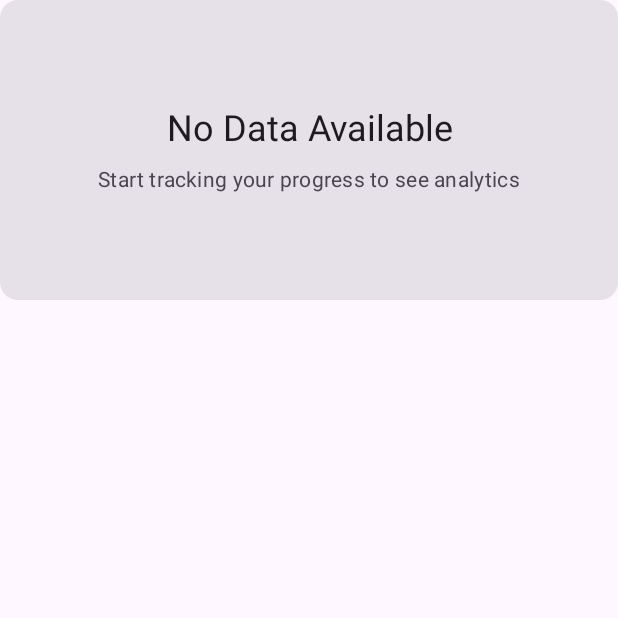
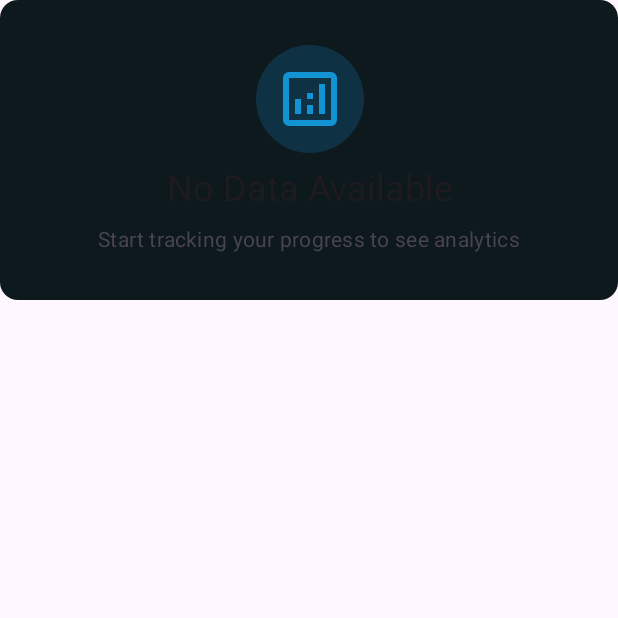
Before and after one commit to notsatria/stop-pmo, an Android app built with Jetpack Compose: the composable EmptyStateMessage shown on its own in the app's theme, on a phone screen of 412 x 824 dp, the top half of it. Run offline under Robolectric (Android 15) with nearby library versions, the phone set to English and light mode, and no system bars; our stand-ins replace Timber; libraries missing offline, so code that uses them is left out: ir.ehsannarmani.compose_charts; 3 statements that could not run were skipped.

Commit message:
feat: Add icon and enhance empty state message in Analytics screen

```diff
--- a/app/src/main/java/dev/notsatria/stop_pmo/ui/screen/analytics/AnalyticsScreen.kt
+++ b/app/src/main/java/dev/notsatria/stop_pmo/ui/screen/analytics/AnalyticsScreen.kt
@@ -3,6 +3,8 @@ package dev.notsatria.stop_pmo.ui.screen.analytics
 import androidx.compose.animation.core.EaseInOutCubic
 import androidx.compose.animation.core.tween
 import androidx.compose.foundation.BorderStroke
+import androidx.compose.foundation.Image
+import androidx.compose.foundation.background
 import androidx.compose.foundation.layout.Arrangement
 import androidx.compose.foundation.layout.Box
 import androidx.compose.foundation.layout.Column
@@ -11,10 +13,13 @@ import androidx.compose.foundation.layout.fillMaxSize
 import androidx.compose.foundation.layout.fillMaxWidth
 import androidx.compose.foundation.layout.height
 import androidx.compose.foundation.layout.padding
+import androidx.compose.foundation.layout.size
+import androidx.compose.foundation.shape.CircleShape
 import androidx.compose.material3.Card
 import androidx.compose.material3.CardDefaults
 import androidx.compose.material3.CircularProgressIndicator
 import androidx.compose.material3.ExperimentalMaterial3Api
+import androidx.compose.material3.Icon
 import androidx.compose.material3.MaterialTheme
 import androidx.compose.material3.Scaffold
 import androidx.compose.material3.Text
@@ -24,11 +29,14 @@ import androidx.compose.runtime.getValue
 import androidx.compose.runtime.remember
 import androidx.compose.ui.Alignment
 import androidx.compose.ui.Modifier
+import androidx.compose.ui.draw.clip
 import androidx.compose.ui.graphics.Color
 import androidx.compose.ui.graphics.SolidColor
+import androidx.compose.ui.res.painterResource
 import androidx.compose.ui.text.font.FontWeight
 import androidx.compose.ui.tooling.preview.Preview
 import androidx.compose.ui.unit.dp
+import dev.notsatria.stop_pmo.R
 import dev.notsatria.stop_pmo.ui.components.CenterTopBar
 import dev.notsatria.stop_pmo.ui.theme.CustomTheme
 import dev.notsatria.stop_pmo.ui.theme.LocalTheme
@@ -107,10 +115,14 @@ private fun LoadingIndicator() {
 
 @Composable
 private fun EmptyStateMessage() {
+    val theme = LocalTheme.current
     Card(
         modifier = Modifier
             .fillMaxWidth()
-            .height(200.dp)
+            .height(200.dp),
+        colors = CardDefaults.cardColors(
+            containerColor = theme.cardContainer,
+        )
     ) {
         Box(
             modifier = Modifier.fillMaxSize(),
@@ -120,6 +132,21 @@ private fun EmptyStateMessage() {
                 horizontalAlignment = Alignment.CenterHorizontally,
                 verticalArrangement = Arrangement.spacedBy(8.dp)
             ) {
+                Box(
+                    Modifier
+                        .size(72.dp)
+                        .clip(CircleShape)
+                        .background(color = theme.buttonPrimary.copy(alpha = 0.2f))
+                ) {
+                    Icon(
+                        painterResource(R.drawable.ic_analytics_outline),
+                        null,
+                        modifier = Modifier
+                            .size(48.dp)
+                            .align(Alignment.Center),
+                        tint = theme.buttonPrimary
+                    )
+                }
                 Text(
                     text = "No Data Available",
                     style = MaterialTheme.typography.headlineSmall
@@ -261,8 +288,6 @@ private fun StreakSummaryCard(streakData: List<StreakData>) {
                             color = theme.streakForeground
                         )
                     }
-
-                    if (averageStreak.isFinite() && !averageStreak.isNaN()) {
                     Column {
                         Text(
                             text = "Average Streak",
@@ -275,7 +300,6 @@ private fun StreakSummaryCard(streakData: List<StreakData>) {
                             fontWeight = FontWeight.Bold,
                             color = theme.textPrimary
                         )
-                        }
                     }
                 }
             }
--- /dev/null
+++ b/app/src/main/res/drawable/ic_analytics_outline.xml
@@ -0,0 +1,5 @@
+<vector xmlns:android="http://schemas.android.com/apk/res/android" android:height="24dp" android:tint="#000000" android:viewportHeight="960" android:viewportWidth="960" android:width="24dp">
+
+    <path android:fillColor="@android:color/white" android:pathData="M280,680L360,680L360,480L280,480L280,680ZM600,680L680,680L680,280L600,280L600,680ZM440,680L520,680L520,560L440,560L440,680ZM440,480L520,480L520,400L440,400L440,480ZM200,840Q167,840 143.5,816.5Q120,793 120,760L120,200Q120,167 143.5,143.5Q167,120 200,120L760,120Q793,120 816.5,143.5Q840,167 840,200L840,760Q840,793 816.5,816.5Q793,840 760,840L200,840ZM200,760L760,760Q760,760 760,760Q760,760 760,760L760,200Q760,200 760,200Q760,200 760,200L200,200Q200,200 200,200Q200,200 200,200L200,760Q200,760 200,760Q200,760 200,760ZM200,200L200,200Q200,200 200,200Q200,200 200,200L200,760Q200,760 200,760Q200,760 200,760L200,760Q200,760 200,760Q200,760 200,760L200,200Q200,200 200,200Q200,200 200,200Z"/>
+
+</vector>
```
Lines whose indentation alone changed are shown as unchanged.
